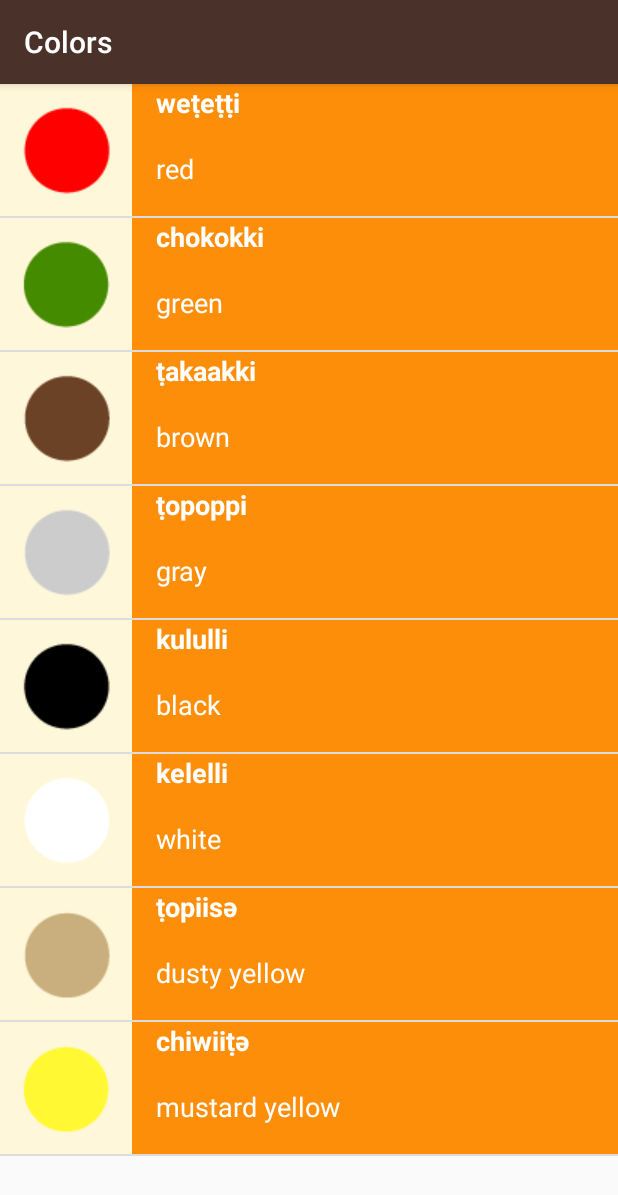
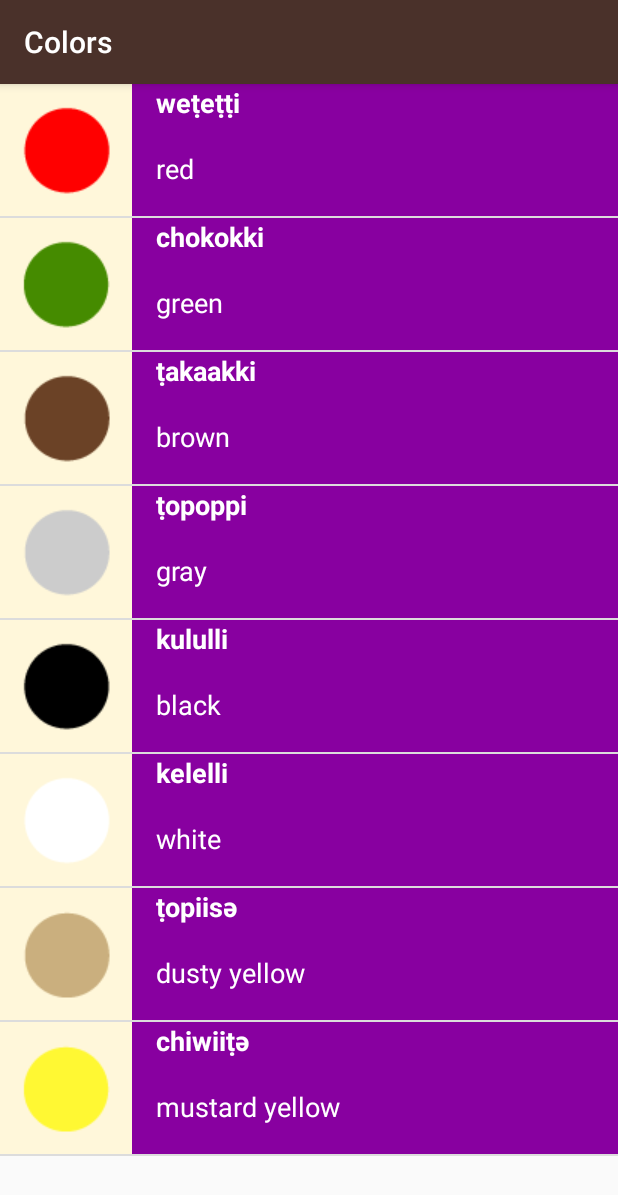
Before and after one commit to prashantjurel/Learning-KotlinAndroid, an Android app: the ColorsActivity screen opened directly, with no data from a screen before it, on a phone screen of 412 x 824 dp. Shown: the top 1195 px of the screen. Run offline under Robolectric (Android 15) with nearby library versions, the phone set to English and light mode, and no system bars.

Commit message:
Added color in adapter/ added icons/ polishing

```diff
--- a/mowik/app/src/main/java/com/prashant/android/miwok/ColorsActivity.kt
+++ b/mowik/app/src/main/java/com/prashant/android/miwok/ColorsActivity.kt
@@ -19,7 +19,7 @@ class ColorsActivity : AppCompatActivity() {
         numbersList.add(Word("ṭopiisә","dusty yellow",R.drawable.color_dusty_yellow))
         numbersList.add(Word("chiwiiṭә","mustard yellow",R.drawable.color_mustard_yellow))
 
-        val itemAdapter = WordAdapter(this, numbersList)
+        val itemAdapter = WordAdapter(this, numbersList,R.color.category_colors)
 
         val listView = findViewById<ListView>(R.id.list)
         listView.adapter = itemAdapter
--- a/mowik/app/src/main/java/com/prashant/android/miwok/FamilyActivity.kt
+++ b/mowik/app/src/main/java/com/prashant/android/miwok/FamilyActivity.kt
@@ -22,7 +22,7 @@ class FamilyActivity : AppCompatActivity() {
         numbersList.add(Word("ama","grandmother",R.drawable.family_grandmother))
         numbersList.add(Word("pappa","grandfather",R.drawable.family_grandfather))
 
-        val itemAdapter = WordAdapter(this, numbersList)
+        val itemAdapter = WordAdapter(this, numbersList,R.color.category_family)
 
         val listView = findViewById<ListView>(R.id.list)
         listView.adapter = itemAdapter
--- a/mowik/app/src/main/java/com/prashant/android/miwok/NumbersActivity.kt
+++ b/mowik/app/src/main/java/com/prashant/android/miwok/NumbersActivity.kt
@@ -22,7 +22,7 @@ class NumbersActivity : AppCompatActivity() {
         numbersList.add(Word("wo’e","nine",R.drawable.number_nine))
         numbersList.add(Word("na’aacha","ten",R.drawable.number_ten))
 
-        val itemAdapter = WordAdapter(this, numbersList)
+        val itemAdapter = WordAdapter(this, numbersList,R.color.category_numbers)
 
         val listView = findViewById<ListView>(R.id.list)
         listView.adapter = itemAdapter
--- a/mowik/app/src/main/java/com/prashant/android/miwok/PhrasesActivity.kt
+++ b/mowik/app/src/main/java/com/prashant/android/miwok/PhrasesActivity.kt
@@ -22,7 +22,7 @@ class PhrasesActivity : AppCompatActivity() {
         numbersList.add(Word("yoowutis","Let’s go."))
         numbersList.add(Word("әnni'nem","Come here."))
 
-        val itemAdapter = WordAdapter(this, numbersList)
+        val itemAdapter = WordAdapter(this, numbersList,R.color.category_phrases)
 
         val listView = findViewById<ListView>(R.id.list)
         listView.adapter = itemAdapter
--- a/mowik/app/src/main/java/com/prashant/android/miwok/WordAdapter.kt
+++ b/mowik/app/src/main/java/com/prashant/android/miwok/WordAdapter.kt
@@ -8,11 +8,14 @@ import android.view.View.VISIBLE
 import android.view.ViewGroup
 import android.widget.ArrayAdapter
 import android.widget.ImageView
+import android.widget.LinearLayout
 import android.widget.TextView
+import androidx.core.content.ContextCompat
 import com.prashant.android.R
 
-class WordAdapter(context: Activity, numbersList: ArrayList<Word>) : ArrayAdapter<Word>(context,0,numbersList) {
+class WordAdapter(context: Activity, numbersList: ArrayList<Word>, colorResource:Int) : ArrayAdapter<Word>(context,0,numbersList) {
 
+    var mcolorResource = colorResource
     override fun getView(position: Int, convertView: View?, parent: ViewGroup): View {
         val listItemView = convertView ?: run {
             val inflater = LayoutInflater.from(context)
@@ -30,6 +33,9 @@ class WordAdapter(context: Activity, numbersList: ArrayList<Word>) : ArrayAdapte
             else
                 listItemView.findViewById<ImageView?>(R.id.mowik_image_view)?.visibility = GONE
 
+        var color = ContextCompat.getColor(context,mcolorResource)
+        listItemView.findViewById<LinearLayout?>(R.id.text_container).setBackgroundColor(color)
+
             return listItemView
         }
 }
--- a/mowik/app/src/main/res/layout/list_item.xml
+++ b/mowik/app/src/main/res/layout/list_item.xml
@@ -14,6 +14,7 @@
         android:layout_height="@dimen/list_item_height" />
 
     <LinearLayout
+        android:id="@+id/text_container"
         android:layout_width="match_parent"
         android:layout_height="match_parent"
         android:orientation="vertical"
```
